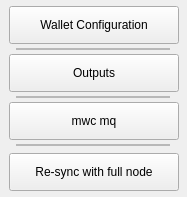
Before: the Qt Designer form core/navmenuconfig.ui in 0xkobe/mwc-wallet, drawn with Qt 5.
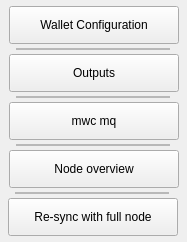
After: the same form once the commit is applied. Custom widgets are drawn as their Qt base class.

Commit message: node info

Patch:
```diff
--- a/core/navmenuconfig.ui
+++ b/core/navmenuconfig.ui
@@ -7,7 +7,7 @@
     <x>0</x>
     <y>0</y>
     <width>187</width>
-    <height>197</height>
+    <height>242</height>
    </rect>
   </property>
   <property name="windowTitle">
@@ -103,11 +103,24 @@
     <enum>QFrame::Raised</enum>
    </property>
   </widget>
+  <widget class="control::NavMenuButton" name="nodeOverviewButton">
+   <property name="geometry">
+    <rect>
+     <x>9</x>
+     <y>150</y>
+     <width>170</width>
+     <height>38</height>
+    </rect>
+   </property>
+   <property name="text">
+    <string>Node overview</string>
+   </property>
+  </widget>
   <widget class="control::NavMenuButton" name="resyncButton">
    <property name="geometry">
     <rect>
-     <x>9</x>
-     <y>153</y>
+     <x>8</x>
+     <y>198</y>
      <width>170</width>
      <height>38</height>
     </rect>
@@ -116,6 +129,22 @@
     <string>Re-sync with full node</string>
    </property>
   </widget>
+  <widget class="control::MwcFrameWithBorder" name="frame_5">
+   <property name="geometry">
+    <rect>
+     <x>15</x>
+     <y>192</y>
+     <width>154</width>
+     <height>2</height>
+    </rect>
+   </property>
+   <property name="frameShape">
+    <enum>QFrame::StyledPanel</enum>
+   </property>
+   <property name="frameShadow">
+    <enum>QFrame::Raised</enum>
+   </property>
+  </widget>
  </widget>
  <customwidgets>
   <customwidget>
```
The commit also changes 31 other files.
